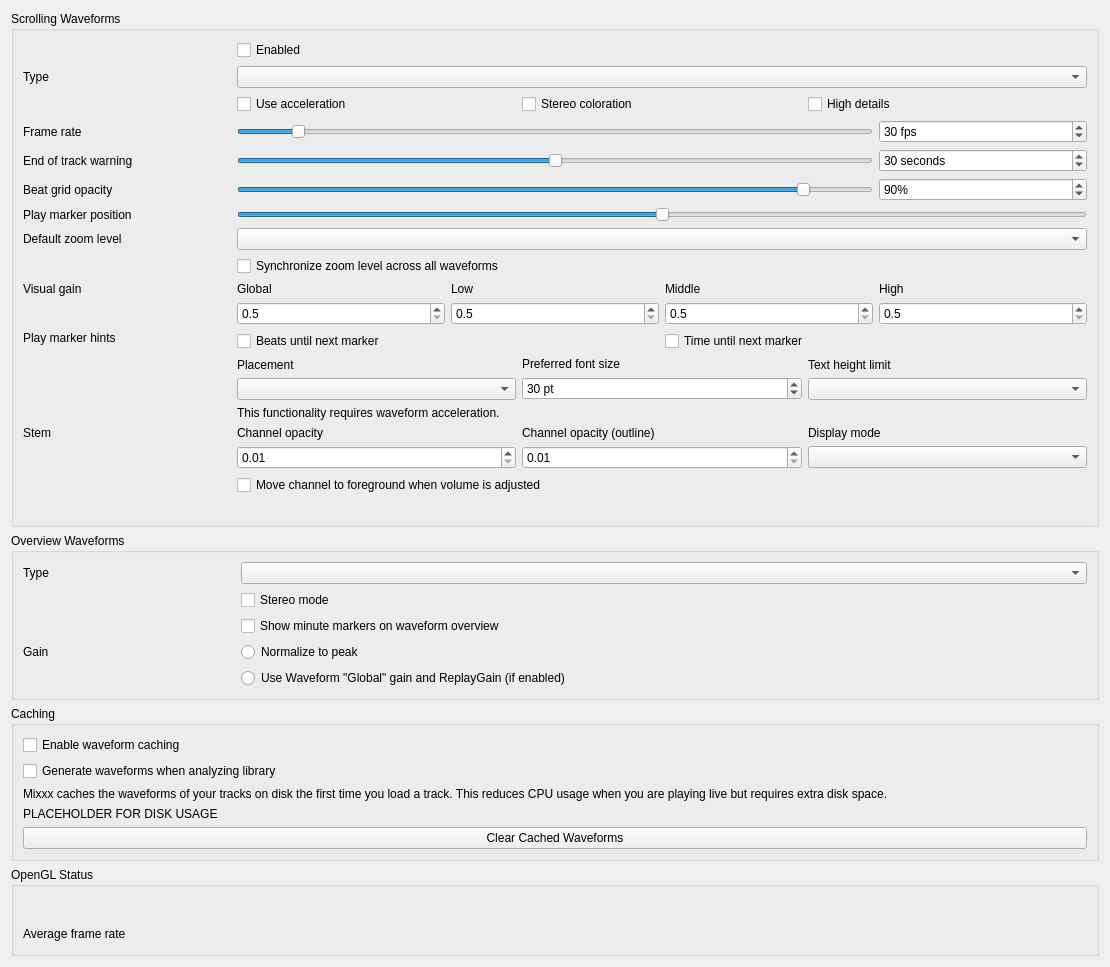
Above: src/preferences/dialog/dlgprefwaveformdlg.ui from mixxxdj/mixxx before the change. Below: the same form after it.
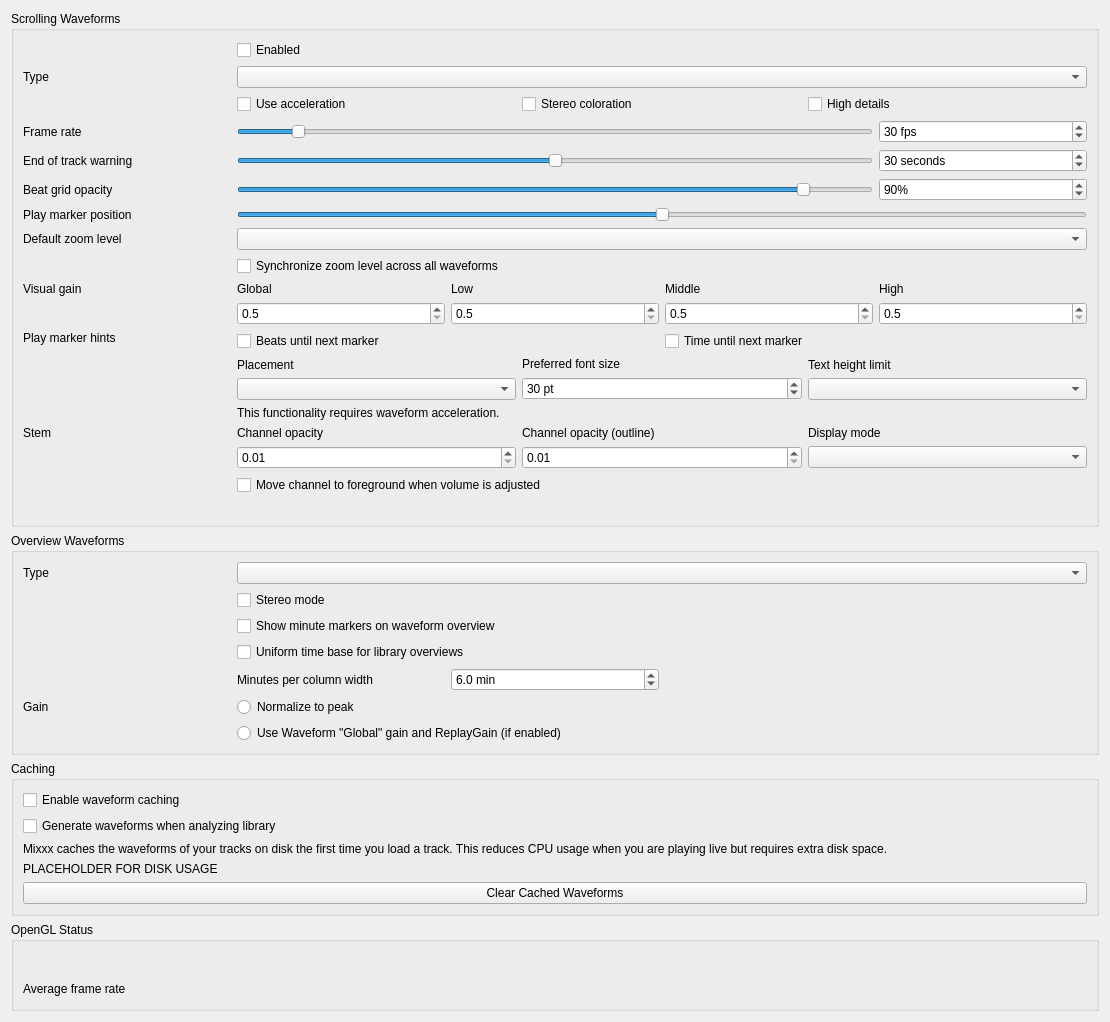
That is the form after the change.

Commit message: Add uniform time base option for library overview waveforms

Patch:
```diff
--- a/src/preferences/dialog/dlgprefwaveformdlg.ui
+++ b/src/preferences/dialog/dlgprefwaveformdlg.ui
@@ -753,7 +753,51 @@
       </widget>
      </item>
 
-     <item row="3" column="0">
+     <item row="3" column="1" colspan="4">
+      <widget class="QCheckBox" name="overviewUniformTimeBaseCheckBox">
+       <property name="toolTip">
+        <string>Scale all library overview waveforms to the same pixels-per-second ratio, so minute markers align across tracks regardless of duration. Shorter tracks occupy less than the full column width; longer tracks are clipped.</string>
+       </property>
+       <property name="text">
+        <string>Uniform time base for library overviews</string>
+       </property>
+      </widget>
+     </item>
+
+     <item row="4" column="1">
+      <widget class="QLabel" name="overviewTimeBaseMinutesLabel">
+       <property name="text">
+        <string>Minutes per column width</string>
+       </property>
+      </widget>
+     </item>
+     <item row="4" column="2">
+      <widget class="QDoubleSpinBox" name="overviewTimeBaseMinutesSpinBox">
+       <property name="toolTip">
+        <string>How many minutes of audio fit across the full overview column width when uniform time base is enabled.</string>
+       </property>
+       <property name="suffix">
+        <string> min</string>
+       </property>
+       <property name="decimals">
+        <number>1</number>
+       </property>
+       <property name="minimum">
+        <double>0.500000000000000</double>
+       </property>
+       <property name="maximum">
+        <double>60.000000000000000</double>
+       </property>
+       <property name="singleStep">
+        <double>0.500000000000000</double>
+       </property>
+       <property name="value">
+        <double>6.000000000000000</double>
+       </property>
+      </widget>
+     </item>
+
+     <item row="5" column="0">
       <widget class="QLabel" name="overview_gain_label">
        <property name="toolTip">
         <string extracomment="Select a gain mode for the waveform overview."/>
@@ -763,7 +807,7 @@
        </property>
       </widget>
      </item>
-     <item row="3" column="1" colspan="4">
+     <item row="5" column="1" colspan="4">
       <widget class="QRadioButton" name="overview_scale_normalize">
        <property name="text">
         <string>Normalize to peak</string>
@@ -773,7 +817,7 @@
        </attribute>
       </widget>
      </item>
-     <item row="4" column="1" colspan="4">
+     <item row="6" column="1" colspan="4">
       <widget class="QRadioButton" name="overview_scale_allReplayGain">
        <property name="text">
         <string extracomment="'Global' refers to the 'Global' visual gain in the scrolling waveform settings">Use Waveform "Global" gain and ReplayGain (if enabled)</string>
```
Left out of the diff: 2 changed lines with no effect on the pictures. The commit also changes 6 other files.
